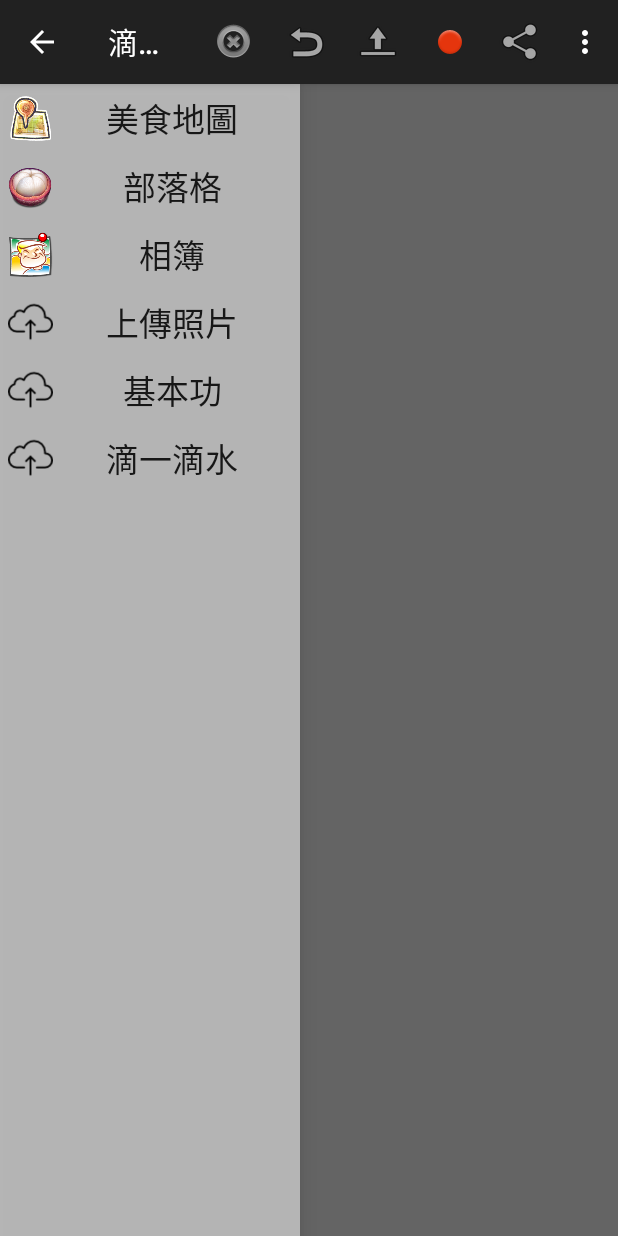
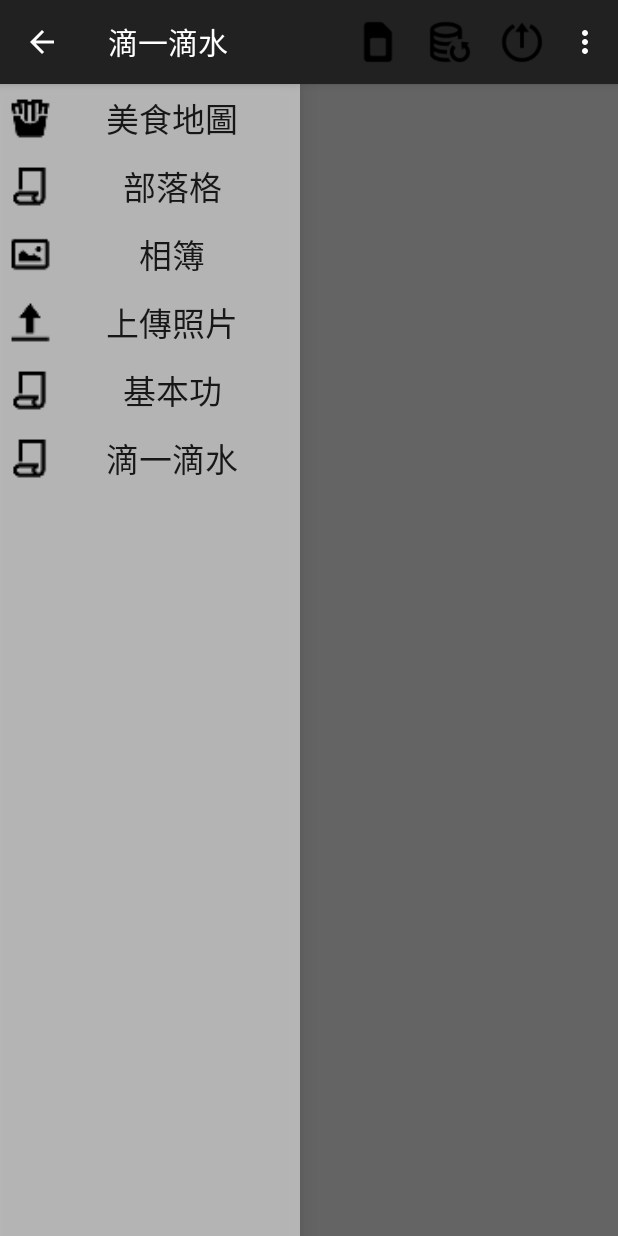
Before and after one commit to colonsong/Waterdrop, an Android app: the fragment UploadPicFragment placed in its activity, on a phone screen of 412 x 824 dp. Run offline under Robolectric (Android 15) with nearby library versions, the phone set to English and light mode, and no system bars; pictures from the network do not load; 7 statements that could not run were skipped.

Commit message:
icon change

```diff
--- a/app/src/main/java/tw/waterdrop/waterdrop/fragment/BlogTabFragment.java
+++ b/app/src/main/java/tw/waterdrop/waterdrop/fragment/BlogTabFragment.java
@@ -41,7 +41,7 @@ public class BlogTabFragment extends Fragment {
                 mTabHost.newTabSpec("tab3").setIndicator(getTabIndicator(mTabHost.getContext(), R.string.title_section0, R.drawable.french_50)),
                 MapFragment.class, null);
         mTabHost.addTab(
-                mTabHost.newTabSpec("tab3").setIndicator(getTabIndicator(mTabHost.getContext(), R.string.title_section3, R.drawable.upload_50)),
+                mTabHost.newTabSpec("tab4").setIndicator(getTabIndicator(mTabHost.getContext(), R.string.title_section3, R.drawable.upload_50)),
                 UploadPicFragment.class, null);
 
         return mTabHost;
--- a/app/src/main/java/tw/waterdrop/waterdrop/fragment/NavigationDrawerFragment.java
+++ b/app/src/main/java/tw/waterdrop/waterdrop/fragment/NavigationDrawerFragment.java
@@ -94,7 +94,7 @@ public class NavigationDrawerFragment extends Fragment {
     private SimpleAdapter _getDrawerMenuAdapter()
     {
         //左邊選單圖片
-        int[] img = {R.drawable.map, R.drawable.fruit, R.drawable.album,R.drawable.upload_img,R.drawable.upload_img,R.drawable.upload_img};
+        int[] img = {R.drawable.french_50, R.drawable.paper_50, R.drawable.picture_50,R.drawable.upload_50,R.drawable.paper_50,R.drawable.paper_50};
 
         ArrayList<HashMap<String, Object>> listItem = new ArrayList<HashMap<String, Object>>();
 
--- a/app/src/main/java/tw/waterdrop/waterdrop/fragment/UploadPicFragment.java
+++ b/app/src/main/java/tw/waterdrop/waterdrop/fragment/UploadPicFragment.java
@@ -441,12 +441,12 @@ public class UploadPicFragment extends Fragment {
         // 判斷該執行什麼工作，目前還沒有加入需要執行的工作
         switch (itemId) {
             // 使用者選擇新增選單項目
-            case R.id.add_item:
+            case R.id.reset_memory:
                 mImageCache.mMemoryCache.evictAll();
                 Toast.makeText(getActivity(), "clear Memory cache", Toast.LENGTH_SHORT).show();
                 break;
             // 取消所有已勾選的項目
-            case R.id.revert_item:
+            case R.id.reset_disk:
                new Thread(){
                 public void run()
                 {
@@ -475,15 +475,7 @@ public class UploadPicFragment extends Fragment {
                     mContext.startService(intent);
                 }
                 break;
-            case R.id.notification:
 
-                break;
-
-
-            case R.id.googleplus_item:
-                break;
-            case R.id.facebook_item:
-                break;
         }
         return false;
     }
--- a/app/src/main/res/menu/menu_upload.xml
+++ b/app/src/main/res/menu/menu_upload.xml
@@ -5,50 +5,25 @@
 
 
     <item
-        android:id="@+id/add_item"
+        android:id="@+id/reset_memory"
         app:showAsAction="always"
         android:title="ADD"
-        android:icon="@android:drawable/ic_notification_clear_all"
+        android:icon="@drawable/simcard"
         />
 
     <item
-        android:id="@+id/revert_item"
+        android:id="@+id/reset_disk"
         app:showAsAction="always"
         android:title="REVERT"
-        android:icon="@android:drawable/ic_menu_revert"
+        android:icon="@drawable/disk"
         />
 
     <item
         android:id="@+id/upload"
         app:showAsAction="always"
         android:title="UPLOAD"
-        android:icon="@android:drawable/ic_menu_upload"
+        android:icon="@drawable/upload_circle"
         />
 
-    <item
-        android:id="@+id/notification"
-        app:showAsAction="always"
-        android:title="UPLOAD"
-        android:icon="@android:drawable/ic_notification_overlay"
-        />
 
-    <item
-        android:id="@+id/share_item"
-        app:showAsAction="always"
-        android:title="SHARE"
-        android:icon="@android:drawable/ic_menu_share" >
-
-
-
-        <menu>
-            <item
-                android:id="@+id/googleplus_item"
-                android:title="Google+"
-               />
-            <item
-                android:id="@+id/facebook_item"
-                android:title="Facebook"
-               />
-        </menu>
-    </item>
 </menu>
```
Also changed, not shown: app/src/main/res/drawable/disk.png (added), app/src/main/res/drawable/simcard.png (added), app/src/main/res/drawable/upload_circle.png (added).
